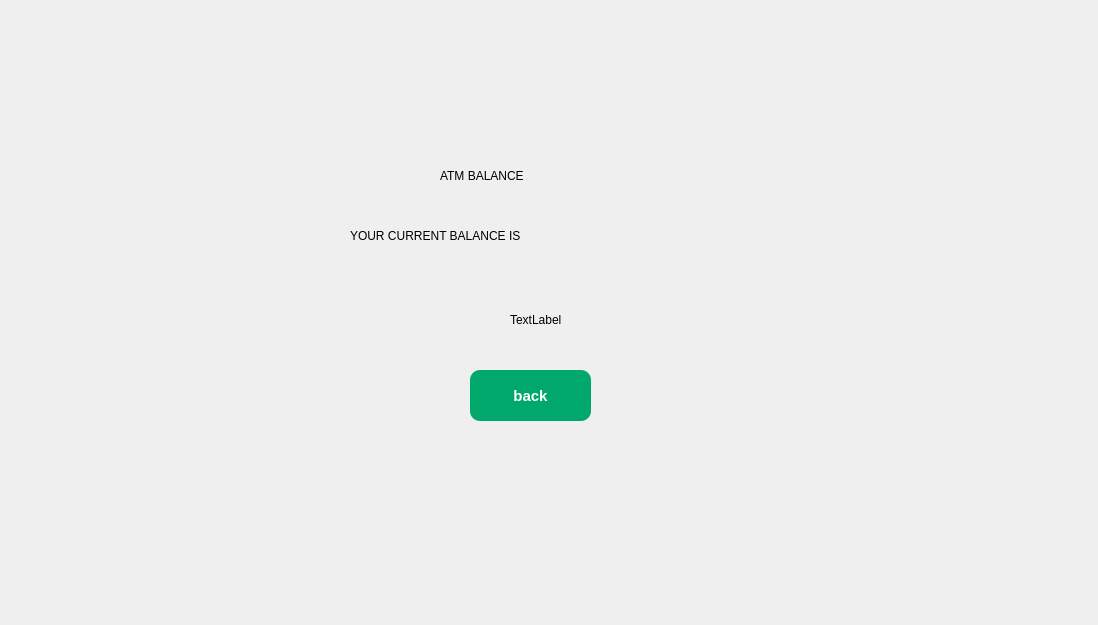
Qt form balance.ui (siddhi-bughani/ATM) before a commit.
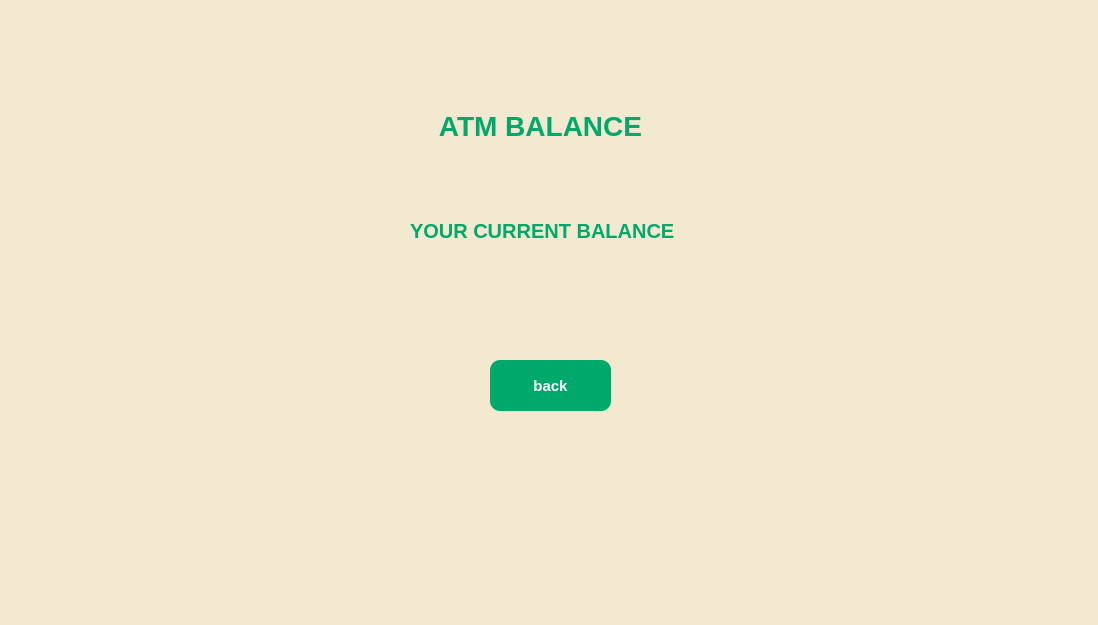
The same form after that commit.

The edit to the form file:
```diff
--- a/balance.ui
+++ b/balance.ui
@@ -13,50 +13,84 @@
   <property name="windowTitle">
    <string>Form</string>
   </property>
-  <widget class="QLabel" name="label">
+  <property name="styleSheet">
+   <string notr="true">QWidget {
+    background-color: #F3E8D0;
+}</string>
+  </property>
+  <widget class="QLabel" name="ok">
    <property name="geometry">
     <rect>
-     <x>440</x>
-     <y>150</y>
-     <width>191</width>
+     <x>430</x>
+     <y>100</y>
+     <width>221</width>
      <height>51</height>
     </rect>
    </property>
+   <property name="styleSheet">
+    <string notr="true">QLabel {
+    color: #00A86B;
+    font-size: 28px;
+    font-weight: bold;
+text-align:center;
+}</string>
+   </property>
    <property name="text">
     <string>ATM BALANCE</string>
    </property>
+   <property name="alignment">
+    <set>Qt::AlignmentFlag::AlignCenter</set>
+   </property>
   </widget>
   <widget class="QLabel" name="label_2">
    <property name="geometry">
     <rect>
-     <x>350</x>
+     <x>410</x>
      <y>210</y>
-     <width>261</width>
-     <height>51</height>
+     <width>321</width>
+     <height>41</height>
     </rect>
    </property>
+   <property name="styleSheet">
+    <string notr="true">QLabel {
+    color: #00A86B;
+    font-size: 20px;
+    font-weight: bold;
+text-align:center;
+}</string>
+   </property>
    <property name="text">
-    <string>YOUR CURRENT BALANCE IS</string>
+    <string>YOUR CURRENT BALANCE</string>
    </property>
   </widget>
-  <widget class="QLabel" name="label_3">
+  <widget class="QLabel" name="label">
    <property name="geometry">
     <rect>
-     <x>510</x>
-     <y>310</y>
-     <width>63</width>
-     <height>20</height>
+     <x>390</x>
+     <y>290</y>
+     <width>321</width>
+     <height>41</height>
     </rect>
    </property>
+   <property name="styleSheet">
+    <string notr="true">QLabel{
+color:black;
+font-size:24px
+
+}</string>
+   </property>
    <property name="text">
-    <string>TextLabel</string>
+    <string/>
    </property>
+   <property name="alignment">
+    <set>Qt::AlignmentFlag::AlignCenter</set>
+   </property>
   </widget>
   <widget class="QPushButton" name="pushButton">
    <property name="geometry">
     <rect>
-     <x>470</x>
-     <y>370</y>
+     <x>490</x>
+     <y>360</y>
      <width>121</width>
      <height>51</height>
     </rect>
```
Left out of the diff: 2 changed lines with no effect on the pictures.
